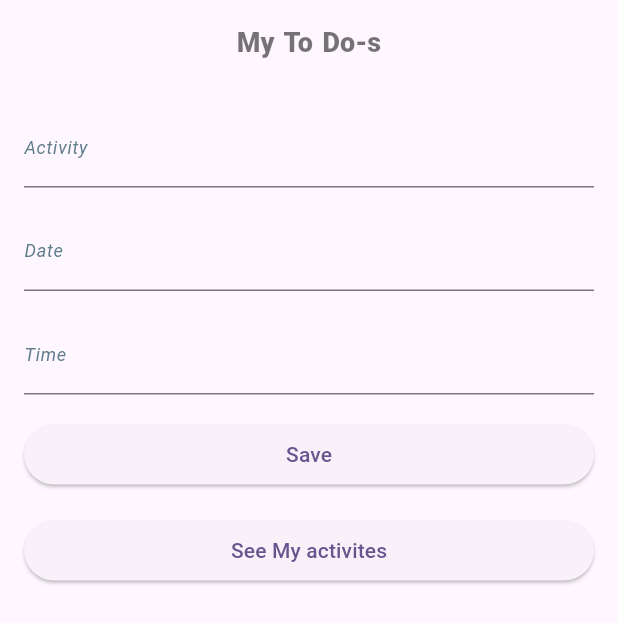
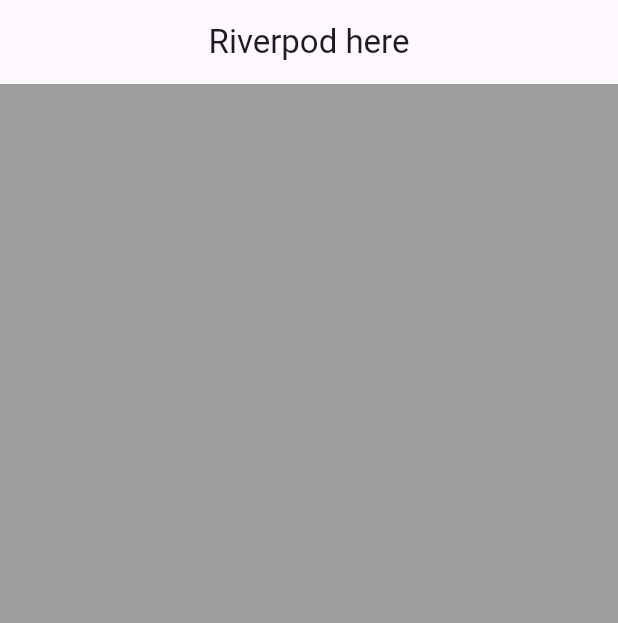
Before and after one commit to Virginia-Nyawira/state_management_tutorial, a Flutter app: the screen it shows after launch, on a phone screen of 412 x 824 dp. Shown: the top 623 px of the screen. Run offline on Flutter 3.47's test engine with Material 2 defaults, Android fonts, the phone set to English and light mode, and no system bars; our stand-ins replace bloc, connectivity_plus, flutter_bloc, flutter_riverpod, get.

Commit message:
Riverpod

```diff
--- a/lib/GetX/Presentation/simple/simple_controller/done_activities.dart
+++ b/lib/GetX/Presentation/simple/simple_controller/done_activities.dart
@@ -18,7 +18,7 @@
         actions: [
           TextButton(onPressed: (){
             //Go to finished tasks
-            Get.back();
+            Get.to(()=>const SimpleHome());
           },
               child: const Text("Exit"))
         ],
@@ -34,7 +34,6 @@
         child: ListView.builder(
             itemCount: controllerLogic.doneActivities.length,
             itemBuilder: (context,index){
-              final done= controllerLogic.doneActivities[index];
               return ListTile(
                 leading: Text(controllerLogic.doneActivities[index].activity,
                   style: labelStyle().copyWith(
--- /dev/null
+++ b/lib/Riverpod/Learning/river_home.dart
@@ -0,0 +1,22 @@
+import 'package:flutter/material.dart';
+import 'package:flutter_riverpod/flutter_riverpod.dart';
+import 'package:states/main.dart';
+
+///Method one --> Consumer Widget that contains WidgetRef & the method ref,watch()
+class RiverHome extends ConsumerWidget {
+  const RiverHome({super.key});
+
+  @override
+  Widget build(BuildContext context, WidgetRef ref) {
+final name= ref.watch(nameProvider);
+    return Scaffold(
+      appBar: AppBar(
+        centerTitle: true,
+        title: Text(name),
+      ),
+      body: Container(
+        color: Colors.grey,
+      ),
+    );
+  }
+}
--- a/lib/main.dart
+++ b/lib/main.dart
@@ -2,7 +2,7 @@
 import 'package:flutter/material.dart';
 import 'package:flutter_bloc/flutter_bloc.dart';
 import 'package:get/get.dart';
-import 'package:provider/provider.dart';
+// import 'package:provider/provider.dart';  --can't be imported with Riverpod
 import 'package:states/Bloc/Presentation/Routing/router.dart';
 import 'package:states/Bloc/Presentation/bloc_home.dart';
 import 'package:states/Bloc/Presentation/internet_cubit.dart';
@@ -16,6 +16,9 @@
 import 'package:states/Provider/Model/items_model.dart';
 import 'package:states/Provider/Views/home_view.dart';
 //import 'package:states/Provider/provider_home.dart';
+import 'package:flutter_riverpod/flutter_riverpod.dart';
+
+import 'Riverpod/Learning/river_home.dart';
 
 // void main() {
 //   runApp(
@@ -176,26 +179,56 @@
 //   }
 // }
 
+
+///GetX to do app project
+// void main() {
+//   runApp(
+//       const MyApp()
+//   );
+// }
+
+// class MyApp extends StatelessWidget {
+//   const MyApp({super.key});
+//
+//   @override
+//   Widget build(BuildContext context) {
+//     return GetMaterialApp(
+//       initialBinding: InitDep(),
+//       debugShowCheckedModeBanner: false,
+//       title: 'State management-GetX',
+//       theme: ThemeData(
+//         colorScheme: ColorScheme.fromSeed(seedColor: Colors.deepPurple),
+//         useMaterial3: true,
+//       ),
+//       home: const SimpleHome(),
+//     );
+//   }
+// }
+
+///Riverpod Learning
+///
 void main() {
   runApp(
-      const MyApp()
+      const ProviderScope(
+          child: MyApp())
   );
 }
+/// 1. RiverPod Provider
+final nameProvider = Provider((ref)=>'Riverpod here');
 
 class MyApp extends StatelessWidget {
   const MyApp({super.key});
 
   @override
   Widget build(BuildContext context) {
-    return GetMaterialApp(
-      initialBinding: InitDep(),
+    return MaterialApp(
       debugShowCheckedModeBanner: false,
-      title: 'State management-GetX',
+      title: 'State management-RiverPod',
       theme: ThemeData(
         colorScheme: ColorScheme.fromSeed(seedColor: Colors.deepPurple),
         useMaterial3: true,
       ),
-      home: const SimpleHome(),
+      home: const RiverHome(),
     );
   }
 }
--- a/pubspec.yaml
+++ b/pubspec.yaml
@@ -38,6 +38,7 @@
   provider: ^6.0.5
   flutter_bloc: ^8.1.3
   get: ^4.6.5
+  flutter_riverpod: ^2.4.0
   bloc_test: ^9.1.4
   http: ^1.1.0
   connectivity_plus: ^4.0.2
```
Also changed, not shown: pubspec.lock.
